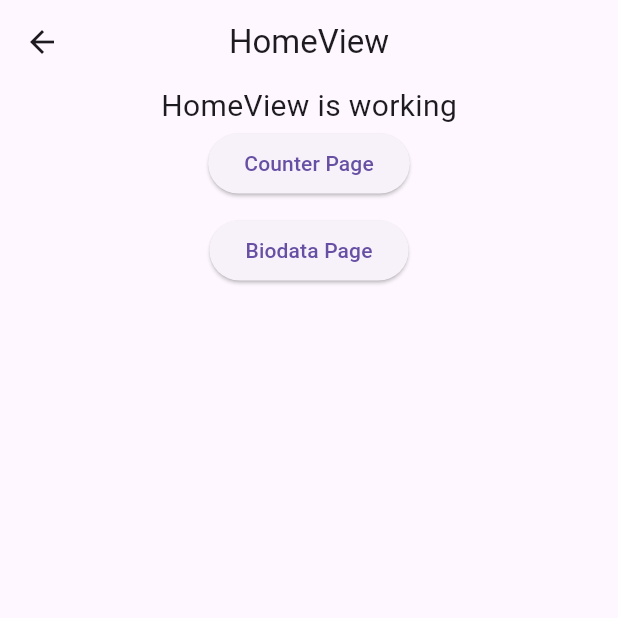
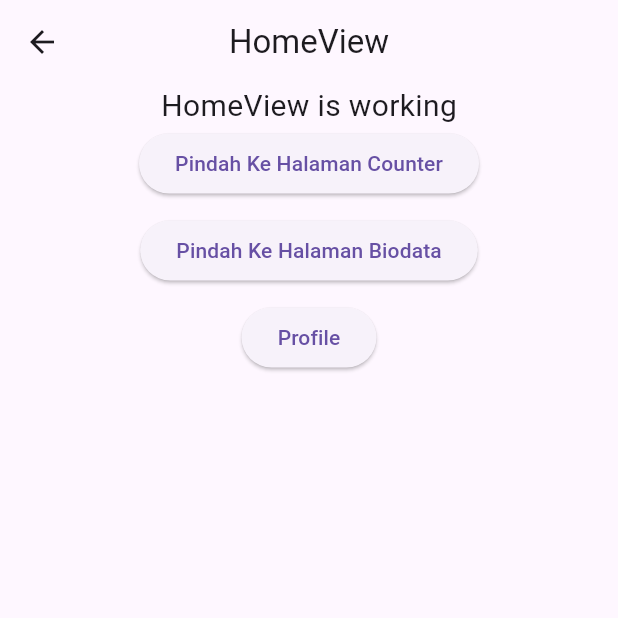
Before and after one commit to Rhafinz/Apps-GetX, a Flutter app: the HomeView screen opened by its route, on a phone screen of 412 x 824 dp, the top half of it. Run offline on Flutter 3.47's test engine with Material 3 defaults, Android fonts, the phone set to English and light mode, and no system bars; our stand-ins replace convex_bottom_bar, get, get_storage; accounts and stored records are empty.

```diff
--- a/lib/app/modules/home/views/home_view.dart
+++ b/lib/app/modules/home/views/home_view.dart
@@ -26,21 +26,22 @@ class HomeView extends GetView<HomeController> {
             onPressed: () {
               Get.toNamed('/counter');
             },
-            child: Text("Counter Page"),
+            child: Text("Pindah Ke Halaman Counter"),
           ),
           SizedBox(height: 10),
           ElevatedButton(
             onPressed: () {
               Get.toNamed('/biodata');
             },
-            child: Text("Biodata Page"),
+            child: Text("Pindah Ke Halaman Biodata"),
           ),
-          // ElevatedButton(
-          //   onPressed: () {
-          //     Get.toNamed('/output');
-          //   },
-          //   child: Text("Output Page"),
-          // )
+          SizedBox(height: 10),
+          ElevatedButton(
+            onPressed: () {
+              Get.toNamed('/profile');
+            },
+            child: Text("Profile"),
+          )
         ],
       ),
     );
--- a/lib/app/modules/login/controllers/login_controller.dart
+++ b/lib/app/modules/login/controllers/login_controller.dart
@@ -26,8 +26,9 @@ class LoginController extends GetxController {
     if (response.statusCode == 200) {
       final data = json.decode(response.body);
       final token = data['access_token'];
+
       box.write('access_token', token);
-      Get.offAllNamed('/home');
+      Get.offAllNamed('/bottom-menu');
     } else {
       Get.snackbar('Error', 'Login failed. Please check your credentials.',
           snackPosition: SnackPosition.BOTTOM);
--- a/lib/app/routes/app_routes.dart
+++ b/lib/app/routes/app_routes.dart
@@ -9,6 +9,7 @@ abstract class Routes {
   static const REGISTER = _Paths.REGISTER;
   static const LOGIN = _Paths.LOGIN;
   static const PROFILE = _Paths.PROFILE;
+  static const BOTTOM_MENU = _Paths.BOTTOM_MENU;
 }
 
 abstract class _Paths {
@@ -20,4 +21,5 @@ abstract class _Paths {
   static const REGISTER = '/register';
   static const LOGIN = '/login';
   static const PROFILE = '/profile';
+  static const BOTTOM_MENU = '/bottom-menu';
 }
--- a/pubspec.yaml
+++ b/pubspec.yaml
@@ -13,6 +13,7 @@ dependencies:
     sdk: flutter
   get_storage: ^2.1.1
   http: ^1.2.2
+  convex_bottom_bar: ^3.2.0
 
 dev_dependencies:
   flutter_lints: ^3.0.0
```
Also changed, not shown: lib/app/modules/bottom_menu/bindings/bottom_menu_binding.dart (added, +12 -0 lines), lib/app/modules/bottom_menu/controllers/bottom_menu_controller.dart (added, +9 -0 lines), lib/app/modules/bottom_menu/views/bottom_menu_view.dart (added, +36 -0 lines), lib/app/routes/app_pages.dart (+10 -1 lines), pubspec.lock.
